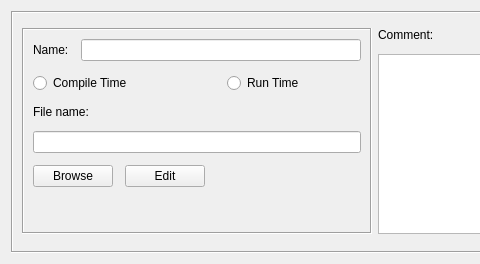
This is src/libgui/addresstabledialog_q.ui in fwbuilder/fwbuilder as Qt 5 draws it before an edit; both pictures show x 0 to 480 and y 0 to 264 of the 774 by 264 pixel window. The edited form follows.
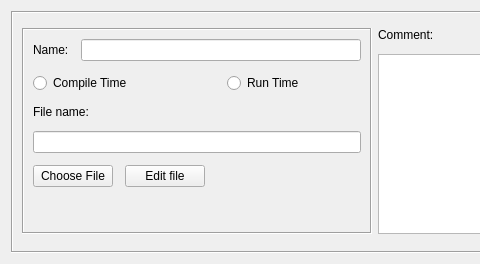
This is the edited form. Custom widgets are drawn as their Qt base class.

Commit message: * AddressTableDialog.cpp (browse): see #2140 "Attempting to create new Address Table file results in read-only error". Implemented support for the workflow when user wants to create the file used to feed addresses to the AddressTable object.

```diff
--- a/src/libgui/addresstabledialog_q.ui
+++ b/src/libgui/addresstabledialog_q.ui
@@ -151,14 +151,14 @@
               <string>Browse</string>
              </property>
              <property name="text">
-              <string>Browse</string>
+              <string>Choose File</string>
              </property>
             </widget>
            </item>
            <item>
             <widget class="QPushButton" name="editButton">
              <property name="text">
-              <string>Edit</string>
+              <string>Edit file</string>
              </property>
             </widget>
            </item>
```
The commit also changes 4 other files.
